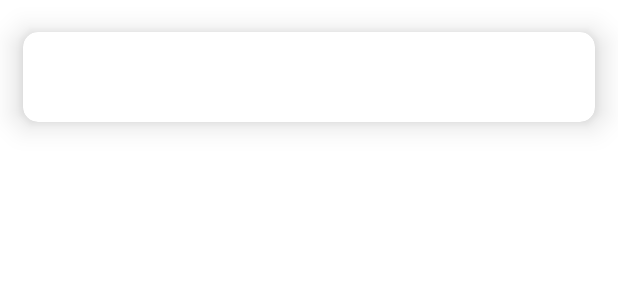
After one commit to bendowsett/Foood, an Android app: the layout recipe_item.xml on its own in the app's theme, with its tools: preview values and no code run, on a phone screen of 412 x 824 dp. The commit adds this screen. Shown: the top 300 px of the screen. Run offline under Robolectric (Android 15) with nearby library versions, the phone set to English and light mode, and no system bars.

Commit message:
added recycler view adapter for recipe results layout

```diff
--- a/app/src/main/java/com/example/foood/RecipeResultsFragment.kt
+++ b/app/src/main/java/com/example/foood/RecipeResultsFragment.kt
@@ -30,8 +30,10 @@ class RecipeResultsFragment : Fragment() {
         binding = FragmentRecipeResultsBinding.inflate(inflater, container, false)
 
         sharedViewModel.recipes.observe(viewLifecycleOwner) { newRecipes ->
-            binding.recipesResults.text = newRecipes
+            binding.recyclerView.adapter = RecipeResultAdapter(newRecipes.results)
         }
+
+
 
         return binding.root
     }
--- a/app/src/main/java/com/example/foood/SearchRecipesFragment.kt
+++ b/app/src/main/java/com/example/foood/SearchRecipesFragment.kt
@@ -38,6 +38,7 @@ class SearchRecipes : Fragment() {
             findNavController().navigate(R.id.action_cuisines_to_recipeResultsFragment)
         }
 
+
         return binding.root
     }
 
--- /dev/null
+++ b/app/src/main/res/layout/recipe_item.xml
@@ -0,0 +1,43 @@
+<?xml version="1.0" encoding="utf-8"?>
+<LinearLayout xmlns:android="http://schemas.android.com/apk/res/android"
+    android:layout_width="match_parent"
+    android:layout_height="wrap_content"
+    xmlns:tools="http://schemas.android.com/tools"
+    xmlns:app="http://schemas.android.com/apk/res-auto"
+    android:orientation="horizontal"
+    >
+
+    <androidx.cardview.widget.CardView
+        android:layout_width="match_parent"
+        android:layout_height="wrap_content"
+        app:cardElevation="12dp"
+        app:cardCornerRadius="10dp"
+        app:cardMaxElevation="12dp"
+        app:cardPreventCornerOverlap="true"
+        app:cardUseCompatPadding="true"
+        app:contentPadding="0dp"
+        >
+
+    <LinearLayout
+        android:layout_width="match_parent"
+        android:layout_height="wrap_content"
+        android:orientation="horizontal">
+
+        <ImageView
+            android:id="@+id/recipeImage"
+            android:layout_width="60dp"
+            android:layout_height="60dp"
+
+            android:padding="1dp"/>
+
+        <TextView
+            android:id="@+id/item_title"
+            android:layout_width="match_parent"
+            android:layout_height="wrap_content"/>
+
+    </LinearLayout>
+
+    </androidx.cardview.widget.CardView>
+
+
+</LinearLayout>
--- a/app/src/main/res/navigation/nav_graph.xml
+++ b/app/src/main/res/navigation/nav_graph.xml
@@ -7,8 +7,8 @@
     <fragment
         android:id="@+id/cuisines"
         android:name="com.example.foood.SearchRecipes"
-        android:label="fragment_cuisines"
-        tools:layout="@layout/fragment_search_recipes" >
+        android:label="@string/app_name"
+        tools:layout="@layout/fragment_search_recipes">
         <action
             android:id="@+id/action_cuisines_to_recipeResultsFragment"
             app:destination="@id/recipeResultsFragment" />
@@ -16,6 +16,6 @@
     <fragment
         android:id="@+id/recipeResultsFragment"
         android:name="com.example.foood.RecipeResultsFragment"
-        android:label="fragment_recipe_results"
+        android:label="@string/results"
         tools:layout="@layout/fragment_recipe_results" />
 </navigation>
--- a/app/src/main/res/values/strings.xml
+++ b/app/src/main/res/values/strings.xml
@@ -2,4 +2,5 @@
     <string name="app_name">Foood</string>
     <!-- TODO: Remove or change this placeholder text -->
     <string name="hello_blank_fragment">Hello blank fragment</string>
+    <string name="results">Results</string>
 </resources>
```
Also changed, not shown: app/build.gradle (+5 -4 lines), app/src/main/java/com/example/foood/RecipeResultAdapter.kt (added, +34 -0 lines), app/src/main/java/com/example/foood/RecipesViewModel.kt (+5 -3 lines), app/src/main/java/com/example/foood/network/NestedJSONModel.kt (added, +13 -0 lines), app/src/main/java/com/example/foood/network/RecipeApiService.kt (+10 -3 lines), app/src/main/res/layout/fragment_recipe_results.xml (+6 -6 lines).
